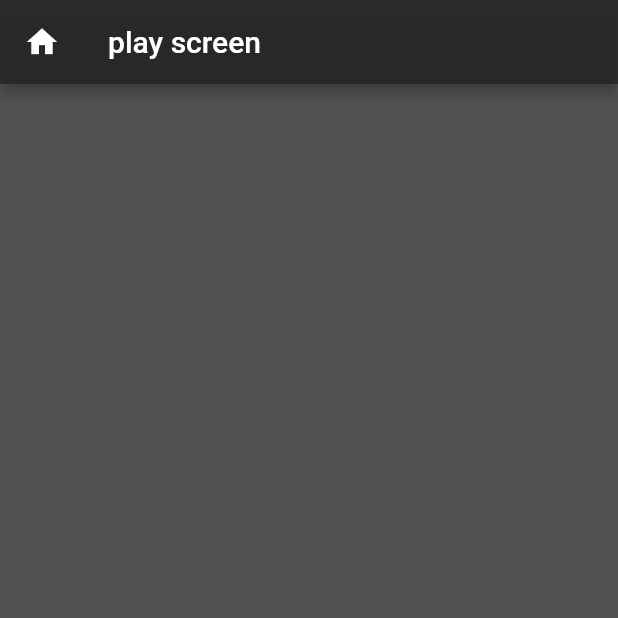
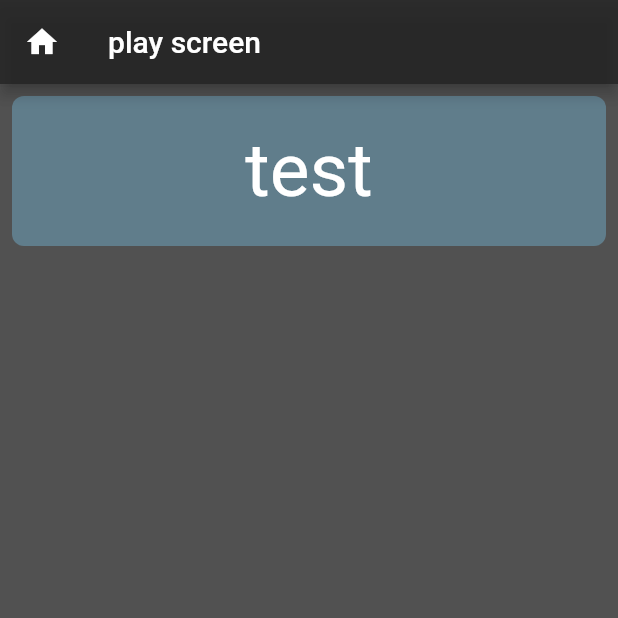
Before and after one commit to NeatKYU/Kangman, a Flutter app: the PlayScreen screen opened by its route, on a phone screen of 412 x 824 dp, the top half of it. Run offline on Flutter 3.47's test engine with Material 2 defaults, Android fonts, the phone set to English and light mode, and no system bars; our stand-ins replace go_router.

Commit message:
✨ 단어 부분 위젯 추가

```diff
--- a/lib/router/router.dart
+++ b/lib/router/router.dart
@@ -32,8 +32,7 @@ class CustomRouter extends StatelessWidget {
               fontSize: 20,
               color: Colors.white,
             ),
-        )
-      ),
+          )),
       routeInformationProvider: _router.routeInformationProvider,
       routeInformationParser: _router.routeInformationParser,
       routerDelegate: _router.routerDelegate,
@@ -53,14 +52,14 @@ class CustomRouter extends StatelessWidget {
             builder: (BuildContext context, GoRouterState state) {
               return RankScreen();
             },
-          )
-        ],
           ),
           GoRoute(
-        path: '/play',
+            path: 'play',
             builder: (BuildContext context, GoRouterState state) {
               return PlayScreen();
             },
+          ),
+        ],
       ),
       // GoRoute(
       //   path: '/rank',
--- a/lib/screens/play_screen.dart
+++ b/lib/screens/play_screen.dart
@@ -1,5 +1,6 @@
 import 'package:flutter/material.dart';
 import 'package:go_router/go_router.dart';
+import 'package:kangman/widgets/word.dart';
 
 class PlayScreen extends StatelessWidget {
   const PlayScreen({super.key});
@@ -16,6 +17,28 @@ class PlayScreen extends StatelessWidget {
             },
           ),
         ),
-    );
+        body: Column(
+          children: [
+            // 행맨 그림 위치
+            Container(
+              color: Colors.blueGrey,
+            ),
+
+            // 단어 위치
+            Padding(
+              padding: const EdgeInsets.all(8.0),
+              child: Container(
+                decoration: BoxDecoration(
+                  borderRadius: BorderRadius.circular(8),
+                  color: Colors.blueGrey,
+                ),
+                width: double.infinity,
+                height: 100,
+                child: Word(word: 'test'),
+              ),
+            )
+            // 알파벳 위치
+          ],
+        ));
   }
 }
--- /dev/null
+++ b/lib/widgets/helth_canvas.dart
@@ -0,0 +1,11 @@
+import 'package:flutter/src/widgets/container.dart';
+import 'package:flutter/src/widgets/framework.dart';
+
+class HelthCanvas extends StatelessWidget {
+  const HelthCanvas({super.key});
+
+  @override
+  Widget build(BuildContext context) {
+    return Container();
+  }
+}
--- /dev/null
+++ b/lib/widgets/word.dart
@@ -0,0 +1,22 @@
+import 'package:flutter/material.dart';
+
+class Word extends StatelessWidget {
+  final String word;
+  const Word({super.key, required this.word});
+
+  @override
+  Widget build(BuildContext context) {
+    List<String> _wordList = word.split('');
+    return Row(
+      mainAxisAlignment: MainAxisAlignment.center,
+      crossAxisAlignment: CrossAxisAlignment.center,
+      children: List.generate(_wordList.length, (index) {
+        return Text(
+          _wordList[index],
+          style:
+              Theme.of(context).textTheme.titleMedium?.copyWith(fontSize: 50),
+        );
+      }),
+    );
+  }
+}
```
Lines whose indentation alone changed are shown as unchanged.
